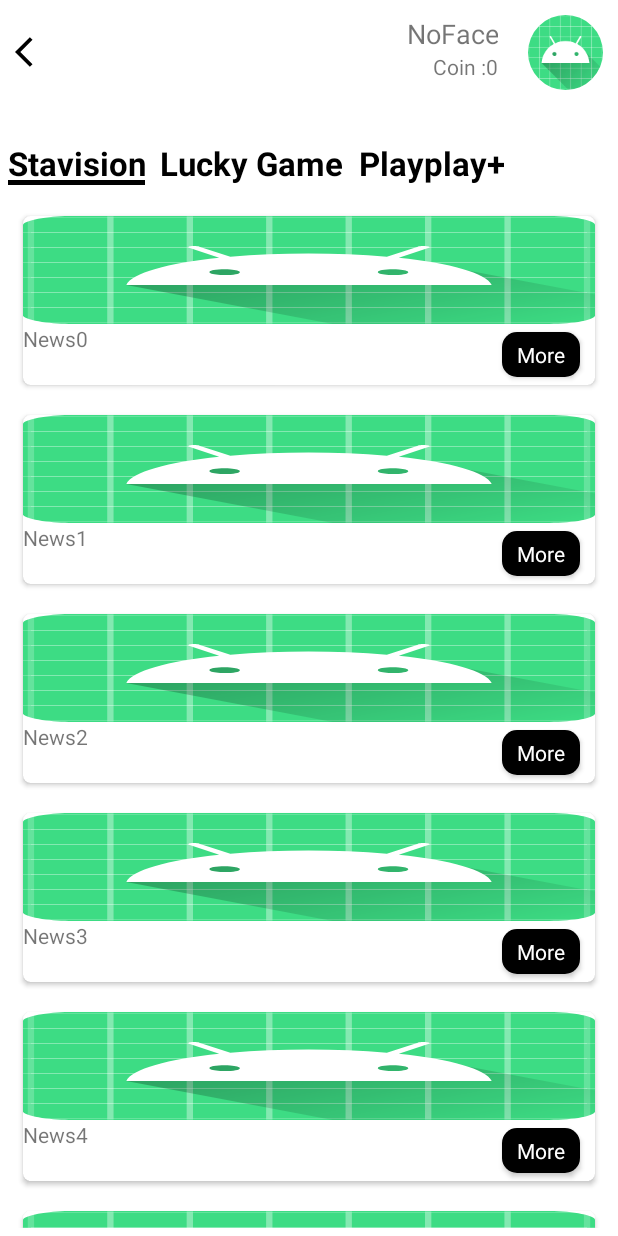
After one commit to Phongpak-Pudsorn/DemoCenter, an Android app: the StarvisionPage screen opened directly, with no data from a screen before it, on a phone screen of 412 x 824 dp. The commit adds this screen. Run offline under Robolectric (Android 15) with nearby library versions, the phone set to English and light mode, and no system bars.

Commit message:
commit หน้าหลักเพิ่มปุ่มย้อนกลับ เพิ่มfragment starvision กับ Playplay+ แก้วิวหน้า starvision 12/3/2024

```diff
--- a/app/src/main/java/com/starvision/democenter/MainActivity.kt
+++ b/app/src/main/java/com/starvision/democenter/MainActivity.kt
@@ -5,6 +5,7 @@ import androidx.appcompat.app.AppCompatActivity
 import android.os.Bundle
 import androidx.fragment.app.Fragment
 import com.starvision.democenter.databinding.ActivityMainBinding
+import com.starvision.view.center.view.MainPage
 import com.starvision.view.login.view.LoginPage
 
 class MainActivity : AppCompatActivity() {
@@ -15,7 +16,7 @@ class MainActivity : AppCompatActivity() {
         supportActionBar?.hide()
 
         binding.btnCenter.setOnClickListener {
-            val intent = Intent(this,LoginPage::class.java)
+            val intent = Intent(this,MainPage::class.java)
             startActivity(intent)
         }
 
--- a/centersdk/src/main/AndroidManifest.xml
+++ b/centersdk/src/main/AndroidManifest.xml
@@ -14,6 +14,7 @@
         <activity android:name="com.starvision.view.login.view.LoginPage"
                   android:label="Login_Page">
         </activity>
+        <activity android:name="com.starvision.view.center.view.MainPage" />
     </application>
 
 </manifest>
--- /dev/null
+++ b/centersdk/src/main/java/com/starvision/view/center/adapter/AdapterMenuTab.kt
@@ -0,0 +1,67 @@
+package com.starvision.view.center.adapter
+
+import android.annotation.SuppressLint
+import android.content.Context
+import android.view.LayoutInflater
+import android.view.ViewGroup
+import androidx.core.content.ContextCompat
+import androidx.recyclerview.widget.RecyclerView
+import com.starvision.luckygamesdk.R
+import com.starvision.luckygamesdk.databinding.ItemTabsBinding
+
+class AdapterMenuTab(val context:Context,val listTab:MutableList<Pair<String,Boolean>>,val onClickListener:tabClickLiatener): RecyclerView.Adapter<RecyclerView.ViewHolder>()  {
+    class ViewHolder(val binding:ItemTabsBinding):RecyclerView.ViewHolder(binding.root)
+    interface tabClickLiatener {
+        fun onTabClick(position: Int)
+    }
+    var listener : tabClickLiatener? = null
+    init {
+        listener = onClickListener
+    }
+    override fun onCreateViewHolder(parent: ViewGroup, viewType: Int): RecyclerView.ViewHolder {
+        val view = ItemTabsBinding.inflate(LayoutInflater.from(parent.context),parent,false)
+        return ViewHolder(view)
+    }
+
+    override fun getItemCount(): Int = listTab.size
+
+
+    override fun onBindViewHolder(holder: RecyclerView.ViewHolder, position: Int) {
+        if (holder is ViewHolder) {
+            holder.binding.textType.text = listTab[position].first
+            holder.binding.tabMenu.setOnClickListener {
+                clearColor(position)
+                listener?.onTabClick(position)
+//                notifyDataSetChanged()
+            }
+            holder.binding.textType.isChecked = listTab[position].second
+            if (listTab[position].second) {
+                holder.binding.textType.setBackgroundResource(R.drawable.btn_underline_black)
+            } else {
+                holder.binding.textType.setBackgroundResource(R.color.white)
+            }
+
+        }
+    }
+    private fun clearColor(position: Int) {
+        listTab.clear()
+        when (position) {
+            0 -> {
+                listTab.add(Pair("Stavision",true))
+                listTab.add(Pair("Lucky Game",false))
+                listTab.add(Pair("Playplay+",false))
+            }
+            1 -> {
+                listTab.add(Pair("Stavision",false))
+                listTab.add(Pair("Lucky Game",true))
+                listTab.add(Pair("Playplay+",false))
+            }
+            2 -> {
+                listTab.add(Pair("Stavision",false))
+                listTab.add(Pair("Lucky Game",false))
+                listTab.add(Pair("Playplay+",true))
+            }
+        }
+        notifyDataSetChanged()
+    }
+}
--- /dev/null
+++ b/centersdk/src/main/java/com/starvision/view/center/adapter/AdapterPager.kt
@@ -0,0 +1,13 @@
+package com.starvision.view.center.adapter
+
+import androidx.fragment.app.Fragment
+import androidx.fragment.app.FragmentActivity
+import androidx.viewpager2.adapter.FragmentStateAdapter
+
+class AdapterPager(fm:FragmentActivity,val fragments:ArrayList<Fragment>):FragmentStateAdapter(fm) {
+    override fun getItemCount(): Int = fragments.size
+
+    override fun createFragment(position: Int): Fragment {
+        return fragments[position]
+    }
+}
--- /dev/null
+++ b/centersdk/src/main/java/com/starvision/view/center/view/MainPage.kt
@@ -0,0 +1,63 @@
+package com.starvision.view.center.view
+
+import android.os.Bundle
+import androidx.appcompat.app.AppCompatActivity
+import androidx.fragment.app.Fragment
+import androidx.recyclerview.widget.LinearLayoutManager
+import androidx.recyclerview.widget.RecyclerView
+import androidx.viewpager.widget.PagerAdapter
+import androidx.viewpager2.widget.ViewPager2
+import com.starvision.luckygamesdk.databinding.MainPageBinding
+import com.starvision.view.center.adapter.AdapterMenuTab
+import com.starvision.view.center.adapter.AdapterPager
+import com.starvision.view.luckygamesdk.view.LuckyGamePage
+import com.starvision.view.playplay.view.PlayplayPage
+import com.starvision.view.stavisions.view.StarvisionPage
+
+class MainPage: AppCompatActivity() {
+    private val binding: MainPageBinding by lazy { MainPageBinding.inflate(layoutInflater) }
+    var fragments = ArrayList<Fragment>()
+    override fun onCreate(savedInstanceState: Bundle?) {
+        super.onCreate(savedInstanceState)
+        setContentView(binding.root)
+        supportActionBar?.hide()
+        val tabList = mutableListOf<Pair<String,Boolean>>()
+        tabList.add(Pair("Stavision",true))
+        tabList.add(Pair("Lucky Game",false))
+        tabList.add(Pair("Playplay+",false))
+        fragments.add(StarvisionPage())
+        fragments.add(LuckyGamePage())
+        fragments.add(PlayplayPage())
+        binding.imgGoBack.setOnClickListener {
+            finish()
+        }
+        binding.pager2.adapter = AdapterPager(this,fragments)
+        binding.pager2.registerOnPageChangeCallback(object :ViewPager2.OnPageChangeCallback(){
+            override fun onPageScrollStateChanged(state: Int) {
+                super.onPageScrollStateChanged(state)
+            }
+
+            override fun onPageScrolled(
+                position: Int,
+                positionOffset: Float,
+                positionOffsetPixels: Int
+            ) {
+                super.onPageScrolled(position, positionOffset, positionOffsetPixels)
+            }
+
+            override fun onPageSelected(position: Int) {
+                super.onPageSelected(position)
+            }
+        })
+        binding.menuTab.apply {
+            adapter = AdapterMenuTab(this@MainPage,tabList,object: AdapterMenuTab.tabClickLiatener{
+                override fun onTabClick(position: Int) {
+                    binding.pager2.setCurrentItem(position,false)
+                }
+            })
+            layoutManager = LinearLayoutManager(this@MainPage,RecyclerView.HORIZONTAL,false)
+        }
+        binding.tvCoinNum.text = "0"
+        binding.tvUsername.text = "NoFace"
+    }
+}
--- /dev/null
+++ b/centersdk/src/main/java/com/starvision/view/playplay/view/PlayplayPage.kt
@@ -0,0 +1,21 @@
+package com.starvision.view.playplay.view
+
+import android.os.Bundle
+import android.view.LayoutInflater
+import android.view.View
+import android.view.ViewGroup
+import androidx.fragment.app.Fragment
+
+class PlayplayPage:Fragment() {
+    override fun onCreateView(
+        inflater: LayoutInflater,
+        container: ViewGroup?,
+        savedInstanceState: Bundle?
+    ): View? {
+        return super.onCreateView(inflater, container, savedInstanceState)
+    }
+
+    override fun onViewCreated(view: View, savedInstanceState: Bundle?) {
+        super.onViewCreated(view, savedInstanceState)
+    }
+}
--- /dev/null
+++ b/centersdk/src/main/java/com/starvision/view/stavisions/adapter/AdapterStarvision.kt
@@ -0,0 +1,26 @@
+package com.starvision.view.stavisions.adapter
+
+import android.view.LayoutInflater
+import android.view.ViewGroup
+import androidx.recyclerview.widget.RecyclerView
+import com.starvision.luckygamesdk.databinding.ItemNewsBinding
+import com.starvision.luckygamesdk.databinding.ItemTabsBinding
+
+class AdapterStarvision: RecyclerView.Adapter<RecyclerView.ViewHolder>() {
+    val VIEW_TYPE_NEWS = 1
+    val VIEW_TYPE_BANNER = 2
+    class ViewHolder(val newsBinding: ItemNewsBinding):RecyclerView.ViewHolder(newsBinding.root)
+    override fun onCreateViewHolder(parent: ViewGroup, viewType: Int): RecyclerView.ViewHolder {
+        val binding=ItemNewsBinding.inflate(LayoutInflater.from(parent.context),parent,false)
+        return ViewHolder(binding)
+    }
+
+    override fun getItemCount(): Int = 10
+
+    override fun onBindViewHolder(holder: RecyclerView.ViewHolder, position: Int) {
+        if (holder is ViewHolder){
+            holder.newsBinding.tvTitle.text = "News$position"
+        }
+
+    }
+}
--- /dev/null
+++ b/centersdk/src/main/java/com/starvision/view/stavisions/view/StarvisionPage.kt
@@ -0,0 +1,30 @@
+package com.starvision.view.stavisions.view
+
+import android.os.Bundle
+import android.view.LayoutInflater
+import android.view.View
+import android.view.ViewGroup
+import androidx.fragment.app.Fragment
+import androidx.recyclerview.widget.LinearLayoutManager
+import androidx.recyclerview.widget.RecyclerView
+import com.starvision.luckygamesdk.databinding.StarvisionPageBinding
+import com.starvision.view.stavisions.adapter.AdapterStarvision
+
+class StarvisionPage:Fragment() {
+    val binding : StarvisionPageBinding by lazy { StarvisionPageBinding.inflate(layoutInflater) }
+    override fun onCreateView(
+        inflater: LayoutInflater,
+        container: ViewGroup?,
+        savedInstanceState: Bundle?
+    ): View? {
+        return binding.root
+    }
+
+    override fun onViewCreated(view: View, savedInstanceState: Bundle?) {
+        super.onViewCreated(view, savedInstanceState)
+        binding.rvMain.apply {
+            adapter = AdapterStarvision()
+            layoutManager = LinearLayoutManager(requireActivity(),RecyclerView.VERTICAL,false)
+        }
+    }
+}
--- a/centersdk/src/main/res/layout/item_news.xml
+++ b/centersdk/src/main/res/layout/item_news.xml
@@ -9,12 +9,13 @@
 
 
         <LinearLayout
+            android:id="@+id/container"
             android:layout_width="match_parent"
             android:layout_height="match_parent"
             android:orientation="vertical">
 
             <ImageView
-                android:id="@+id/imageView"
+                android:id="@+id/imgNews"
                 android:layout_width="match_parent"
                 android:layout_height="wrap_content"
                 android:scaleType="fitXY"
--- a/centersdk/src/main/res/layout/item_tabs.xml
+++ b/centersdk/src/main/res/layout/item_tabs.xml
@@ -20,7 +20,7 @@
             android:layout_height="wrap_content"
             android:layout_margin="5dp"
             android:background="@drawable/btn_underline_black"
-            android:button="@color/transparent"
+            android:button="@color/white"
             android:gravity="bottom|center"
             android:text="Starvision"
             android:textColor="@color/black"
--- a/centersdk/src/main/res/layout/main_page.xml
+++ b/centersdk/src/main/res/layout/main_page.xml
@@ -4,6 +4,15 @@
     android:orientation="vertical"
     android:layout_width="match_parent"
     android:layout_height="match_parent">
+
+    <LinearLayout
+        android:layout_width="match_parent"
+        android:layout_height="match_parent"
+        android:orientation="vertical"
+        app:layout_constraintBottom_toBottomOf="parent"
+        app:layout_constraintEnd_toEndOf="parent"
+        app:layout_constraintStart_toStartOf="parent"
+        app:layout_constraintTop_toTopOf="parent">
 
         <LinearLayout
             android:id="@+id/upperBar"
@@ -18,7 +27,16 @@
                 android:layout_width="match_parent"
                 android:layout_height="match_parent"
                 android:layout_weight="1"
-            android:orientation="vertical"></LinearLayout>
+                android:orientation="horizontal">
+
+                <ImageView
+                    android:id="@+id/imgGoBack"
+                    android:layout_width="wrap_content"
+                    android:layout_height="wrap_content"
+                    android:layout_gravity="center_vertical"
+                    android:layout_marginStart="10dp"
+                    app:srcCompat="@drawable/btn_back_sdk" />
+            </LinearLayout>
 
             <LinearLayout
                 android:id="@+id/layoutUser"
@@ -34,11 +52,10 @@
                     android:orientation="vertical">
 
                     <TextView
-                    android:id="@+id/tvName"
+                        android:id="@+id/tvUsername"
                         android:layout_width="match_parent"
                         android:layout_height="wrap_content"
                         android:gravity="end"
-                    android:text="TextView"
                         android:textSize="18sp" />
 
                     <LinearLayout
@@ -52,7 +69,7 @@
                             android:layout_width="wrap_content"
                             android:layout_height="wrap_content"
                             android:gravity="end"
-                        android:text="Coin : "
+                            android:text="@string/text_coin"
                             android:textSize="14sp" />
 
                         <TextView
@@ -60,14 +77,13 @@
                             android:layout_width="wrap_content"
                             android:layout_height="wrap_content"
                             android:gravity="end"
-                        android:text="0"
                             android:textSize="14sp" />
                     </LinearLayout>
 
                 </LinearLayout>
 
                 <com.google.android.material.imageview.ShapeableImageView
-                android:id="@+id/imageView2"
+                    android:id="@+id/imgProfile"
                     android:layout_width="50dp"
                     android:layout_height="50dp"
                     android:layout_margin="10dp"
@@ -83,7 +99,11 @@
             android:layout_width="match_parent"
             android:layout_height="wrap_content" />
 
-    <androidx.recyclerview.widget.RecyclerView
+        <androidx.viewpager2.widget.ViewPager2
+            android:id="@+id/pager2"
             android:layout_width="match_parent"
             android:layout_height="match_parent" />
+
     </LinearLayout>
+
+</LinearLayout>
--- /dev/null
+++ b/centersdk/src/main/res/layout/starvision_page.xml
@@ -0,0 +1,15 @@
+<?xml version="1.0" encoding="utf-8"?>
+<LinearLayout xmlns:android="http://schemas.android.com/apk/res/android"
+    xmlns:app="http://schemas.android.com/apk/res-auto"
+    android:layout_width="match_parent"
+    android:layout_height="match_parent"
+    android:orientation="vertical">
+
+    <androidx.recyclerview.widget.RecyclerView
+        android:id="@+id/rvMain"
+        android:layout_width="match_parent"
+        android:layout_height="match_parent"
+        android:layout_margin="5dp"
+        android:layout_weight="1" />
+
+</LinearLayout>
--- a/centersdk/src/main/res/values/strings.xml
+++ b/centersdk/src/main/res/values/strings.xml
@@ -28,4 +28,6 @@
     <string name="confirm_password">confirm password</string>
     <string name="please_click_to_accept">Please click to accept</string>
 
+    <string name="text_coin">Coin : </string>
+    <string name="news_today">ข่าวประจำวัน</string>
 </resources>
```
Also changed, not shown: centersdk/src/main/java/com/starvision/view/luckygamesdk/adapter/AdapterMenuTab.kt (deleted, +0 -23 lines), centersdk/src/main/java/com/starvision/view/luckygamesdk/view/MainPage.kt (deleted, +0 -14 lines), centersdk/src/main/res/layout/center_page.xml (deleted, +0 -39 lines). Lines whose indentation alone changed are shown as unchanged.
